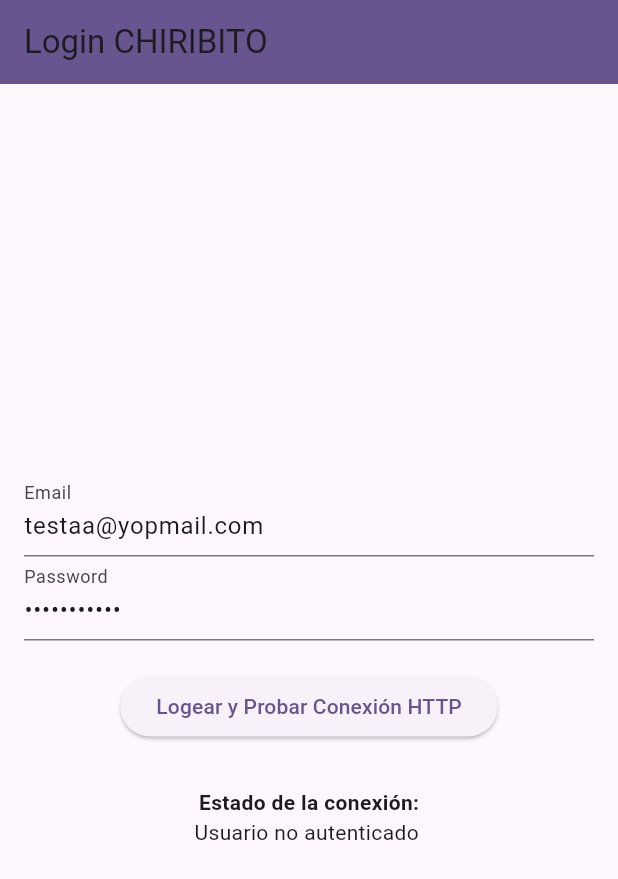
After one commit to polito101/app-frontend, a Flutter app: the screen it shows after launch, after a tap on "Logear y Probar Conexión HTTP", on a phone screen of 412 x 824 dp. The commit adds this screen. Shown: the top 879 px of the screen. Run offline on Flutter 3.47's test engine with Material 3 defaults, Android fonts, the phone set to English and light mode, and no system bars; our stand-ins replace firebase_auth, firebase_core, socket_io_client; accounts and stored records are empty; network calls fail.

Commit message:
separated login logic from main

```diff
--- a/lib/main.dart
+++ b/lib/main.dart
@@ -1,8 +1,9 @@
 import 'package:flutter/material.dart';
 import 'package:firebase_core/firebase_core.dart';
 import 'package:firebase_auth/firebase_auth.dart';
-import 'package:http/http.dart' as http;
 import 'firebase_options.dart';
+import 'views/game/game_screen.dart';
+import 'views/auth/login_screen.dart';
 
 void main() async {
   WidgetsFlutterBinding.ensureInitialized();
@@ -16,159 +17,39 @@ class MyApp extends StatelessWidget {
   @override
   Widget build(BuildContext context) {
     return MaterialApp(
-      title: 'Flutter Demo',
-      theme: ThemeData(colorScheme: .fromSeed(seedColor: Colors.deepPurple)),
-      home: const MyHomePage(title: 'CHIRIBITO'),
+      title: 'CHIRIBITO',
+      theme: ThemeData(
+        colorScheme: ColorScheme.fromSeed(seedColor: Colors.deepPurple),
+        useMaterial3: true,
+      ),
+      home: AuthWrapper(),
     );
   }
 }
 
-class MyHomePage extends StatefulWidget {
-  const MyHomePage({super.key, required this.title});
-  final String title;
 
+class AuthWrapper extends StatelessWidget {
   @override
-  State<MyHomePage> createState() => _MyHomePageState();
-}
-
-class _MyHomePageState extends State<MyHomePage> {
-  final FirebaseAuth _auth = FirebaseAuth.instance;
-  final TextEditingController _emailCtrl = TextEditingController(
-    text: 'testaa@yopmail.com',
-  );
-  final TextEditingController _passwordCtlr = TextEditingController(
-    text: 'password123',
-  );
-  String _status = 'Listo para conectar';
-
-  final String backendUrl = 'https://api.chiribito.com';
-
-  Future<void> _signIn() async {
-    setState(() => _status = 'Logeando/Registrando...');
-    try {
-      UserCredential userCredential = await _auth
-          .createUserWithEmailAndPassword(
-            email: _emailCtrl.text,
-            password: _passwordCtlr.text,
+  Widget build(BuildContext context) {
+    return StreamBuilder<User?>(
+      // Escucha los cambios de estado de autenticación (Login/Logout)
+      stream: FirebaseAuth.instance.authStateChanges(),
+      builder: (context, snapshot) {
+        // Mostrar pantalla de carga si no hay datos
+        if (snapshot.connectionState == ConnectionState.waiting) {
+          return const Scaffold(
+            body: Center(child: CircularProgressIndicator()),
           );
-      setState(() {
-        _status = 'Registrado ${userCredential.user?.email}';
-      });
-    } on FirebaseAuthException catch (e) {
-      if (e.code == 'email-already-in-use') {
-        try {
-          UserCredential userCredential = await _auth
-              .signInWithEmailAndPassword(
-                email: _emailCtrl.text,
-                password: _passwordCtlr.text,
-              );
-          setState(() {
-            _status = 'Logeado como:  ${userCredential.user?.email}';
-          });
-        } on FirebaseAuthException catch (e) {
-          setState(() {
-            _status = 'Login failed: ${e.message}';
-          });
         }
-      } else {
-        setState(() {
-          _status = 'Error de Firebase: ${e.code}';
-        });
-      }
-    }
-    await _testBackendConnection();
-  }
-
-  Future<void> _testBackendConnection() async {
-    User? user = _auth.currentUser;
-    if (user == null) {
-      setState(() => _status = 'Usuario no autenticado');
-      return;
-    }
-
-    setState(() => _status = 'Obteniendo token de ID y conectando Render...');
-
-    String? token = await user.getIdToken();
-    if (token == null) {
-      setState(() => _status = 'No se pudo obtener el token de ID');
-      return;
-    }
-
-    try{
-    final response = await http.post(
-      Uri.parse('$backendUrl/api/data'),
-      headers: {
-        "content-type": "application/json",
-        "Authorization": "Bearer $token",
-      },
-      body:
-          '{"key": "last_login", "value": "${DateTime.now().toIso8601String()}"}',
-    );
-
-    if (response.statusCode == 200) {
-          setState(() {
-            _status = '✅ Conexión OK: Datos guardados en Redis (200)';
-          });
-        } else if (response.statusCode == 401 || response.statusCode == 403) {
-           setState(() {
-            _status = '❌ ERROR ${response.statusCode}: Token Rechazado (Revisar middleware)';
-          });
+        // Login correcto.
+        if (snapshot.hasData) {
+          return const GameScreen();
         }
         else {
-           setState(() {
-            _status = '❌ ERROR ${response.statusCode}: Servidor falló. Revisar logs de Render.';
-          });
+          // El usuario no ha iniciado sesión.
+          return const LoginScreen();
         }
-    } catch (e) {
-      // 4. CAPTURAR ERRORES DE RED (ej: DNS, Timeout)
-      setState(() {
-        _status = '❌ ERROR DE CONEXIÓN: No se pudo conectar al host. (Verificar URL/Red)';
-      });
-      print('HTTP EXCEPTION: $e'); // Imprime el error completo en la consola
-    }
-  }
-
-  @override
-  Widget build(BuildContext context) {
-    return Scaffold(
-      appBar: AppBar(
-        backgroundColor: Theme.of(context).colorScheme.primary,
-        title: Text(widget.title),
-      ),
-      body: Center(
-        child: Padding(
-          padding: const EdgeInsets.all(16.0),
-          child: Column(
-            mainAxisAlignment: MainAxisAlignment.center,
-            children: <Widget>[
-              TextField(
-                controller: _emailCtrl,
-                decoration: const InputDecoration(labelText: 'Email'),
-              ),
-              TextField(
-                controller: _passwordCtlr,
-                decoration: const InputDecoration(labelText: 'Password'),
-                obscureText: true,
-              ),
-              const SizedBox(height: 20),
-              ElevatedButton(
-                onPressed: _signIn,
-                child: const Text('Conectar a Render'),
-              ),
-              const SizedBox(height: 30),
-              const Text(
-                "Estado de la conexión:",
-                style: TextStyle(fontWeight: FontWeight.bold),
-              ),
-              SelectableText(
-                _status,
-                style: const TextStyle(fontSize: 14),
-                textAlign: TextAlign.center,
-              ),
-            ],
-          ),
-        ),
-      ),
+      },
     );
   }
 }
--- /dev/null
+++ b/lib/views/auth/login_screen.dart
@@ -0,0 +1,156 @@
+import 'package:flutter/material.dart';
+import 'package:firebase_auth/firebase_auth.dart';
+import 'package:http/http.dart' as http;
+
+class LoginScreen extends StatefulWidget {
+  const LoginScreen({super.key});
+
+  @override
+  State<LoginScreen> createState() => _LoginScreenState();
+}
+
+class _LoginScreenState extends State<LoginScreen> {
+  final FirebaseAuth _auth = FirebaseAuth.instance;
+  final TextEditingController _emailCtrl = TextEditingController(
+    text: 'testaa@yopmail.com',
+  );
+  final TextEditingController _passwordCtlr = TextEditingController(
+    text: 'password123',
+  );
+  String _status = 'Listo para conectar';
+
+  final String backendUrl = 'https://api.chiribito.com';
+
+  // Lógica de Registro/Login
+  Future<void> _signIn() async {
+    setState(() => _status = 'Logeando/Registrando...');
+    try {
+      // 1. Intentar registrar (crear cuenta)
+      UserCredential userCredential = await _auth
+          .createUserWithEmailAndPassword(
+            email: _emailCtrl.text,
+            password: _passwordCtlr.text,
+          );
+      setState(() {
+        _status = 'Registrado ${userCredential.user?.email}';
+      });
+    } on FirebaseAuthException catch (e) {
+      if (e.code == 'email-already-in-use') {
+        // 2. Si ya existe, intentar logear
+        try {
+          UserCredential userCredential = await _auth
+              .signInWithEmailAndPassword(
+                email: _emailCtrl.text,
+                password: _passwordCtlr.text,
+              );
+          setState(() {
+            _status = 'Logeado como:  ${userCredential.user?.email}';
+          });
+        } on FirebaseAuthException catch (e) {
+          setState(() {
+            _status = 'Login failed: ${e.message}';
+          });
+        }
+      } else {
+        setState(() {
+          _status = 'Error de Firebase: ${e.code}';
+        });
+      }
+    }
+    // 3. Probar conexión al backend (HTTP)
+    await _testBackendConnection();
+  }
+
+  // Lógica de Prueba de Conexión HTTP al Backend
+  Future<void> _testBackendConnection() async {
+    User? user = _auth.currentUser;
+    if (user == null) {
+      setState(() => _status = 'Usuario no autenticado');
+      return;
+    }
+
+    setState(() => _status = 'Obteniendo token de ID y conectando Render...');
+    String? token = await user.getIdToken();
+    if (token == null) {
+      setState(() => _status = 'No se pudo obtener el token de ID');
+      return;
+    }
+
+    try{
+      final response = await http.post(
+        Uri.parse('$backendUrl/api/data'),
+        headers: {
+          "content-type": "application/json",
+          "Authorization": "Bearer $token",
+        },
+        body:
+            '{"key": "last_login", "value": "${DateTime.now().toIso8601String()}"}',
+      );
+
+      if (response.statusCode == 200) {
+            setState(() {
+              _status = '✅ Conexión OK: Datos guardados en Redis (200)';
+            });
+          } else if (response.statusCode == 401 || response.statusCode == 403) {
+              setState(() {
+              _status = '❌ ERROR ${response.statusCode}: Token Rechazado (Revisar middleware)';
+            });
+          }
+          else {
+              setState(() {
+              _status = '❌ ERROR ${response.statusCode}: Servidor falló. Revisar logs de Render.';
+            });
+          }
+    } catch (e) {
+      setState(() {
+        _status = '❌ ERROR DE CONEXIÓN: No se pudo conectar al host. (Verificar URL/Red)';
+      });
+      print('HTTP EXCEPTION: $e');
+    }
+  }
+
+  // Interfaz de Usuario (UI)
+  @override
+  Widget build(BuildContext context) {
+    return Scaffold(
+      appBar: AppBar(
+        backgroundColor: Theme.of(context).colorScheme.primary,
+        title: const Text('Login CHIRIBITO'),
+      ),
+      body: Center(
+        child: Padding(
+          padding: const EdgeInsets.all(16.0),
+          child: Column(
+            mainAxisAlignment: MainAxisAlignment.center,
+            children: <Widget>[
+              TextField(
+                controller: _emailCtrl,
+                decoration: const InputDecoration(labelText: 'Email'),
+              ),
+              TextField(
+                controller: _passwordCtlr,
+                decoration: const InputDecoration(labelText: 'Password'),
+                obscureText: true,
+              ),
+              const SizedBox(height: 20),
+              ElevatedButton(
+                onPressed: _signIn,
+                child: const Text('Logear y Probar Conexión HTTP'),
+              ),
+              const SizedBox(height: 30),
+              const Text(
+                "Estado de la conexión:",
+                style: TextStyle(fontWeight: FontWeight.bold),
+              ),
+              SelectableText(
+                _status,
+                style: const TextStyle(fontSize: 14),
+                textAlign: TextAlign.center,
+              ),
+            ],
+          ),
+        ),
+      ),
+    );
+  }
+}
```
